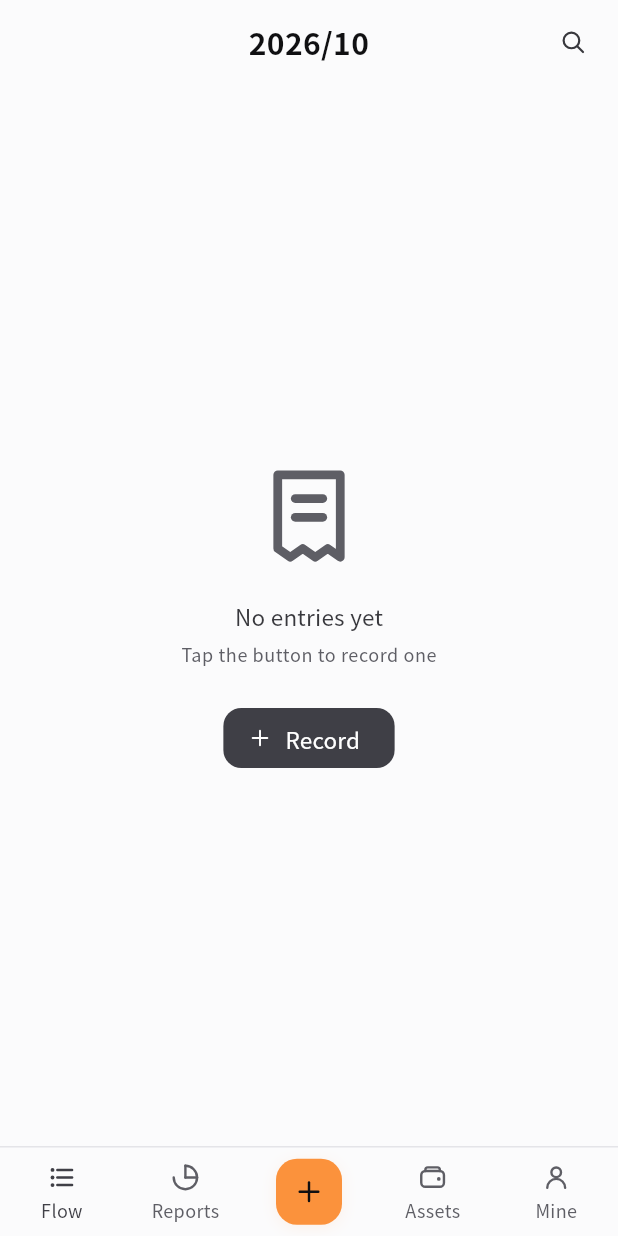
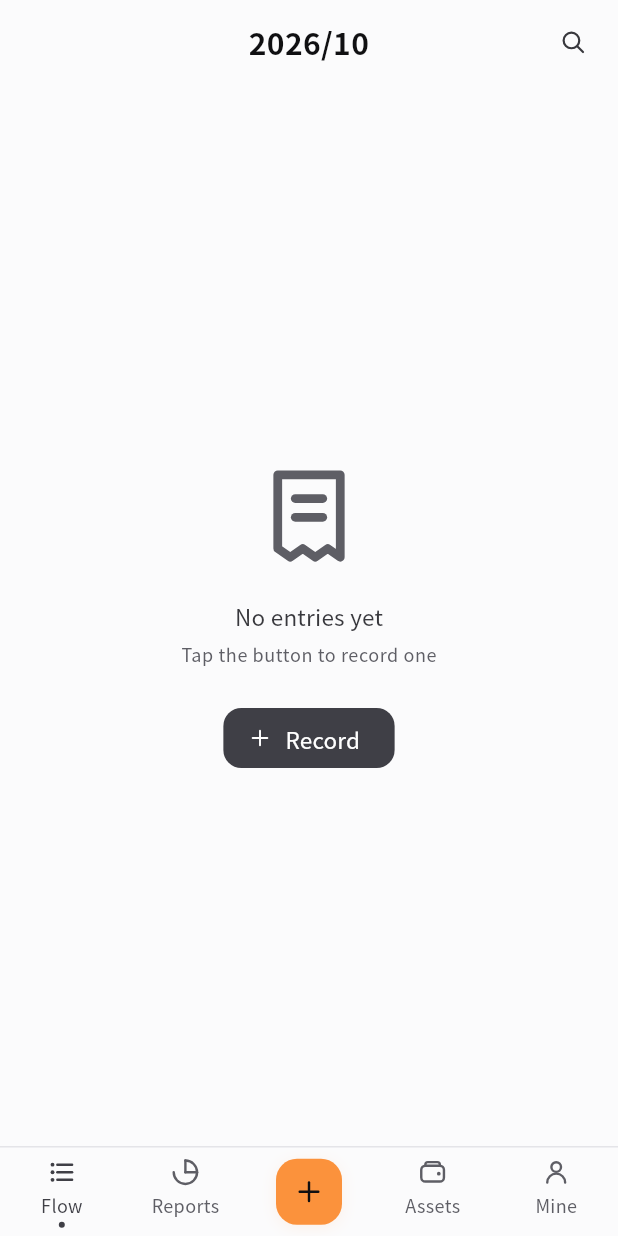
Before and after one commit to cvilia/plain, a Flutter app: the screen it shows after launch, after a tap on "Start tracking", on a phone screen of 412 x 824 dp. Run offline on Flutter 3.47's test engine with Material 3 defaults, Android fonts, the light colour scheme and no system bars; our stand-ins replace audioplayers, fl_chart, flutter_riverpod, flutter_secure_storage, flutter_svg, go_router and 4 more; missing offline and left inert: sqlite3; accounts and stored records are empty; Roboto replaces fonts that are missing (MiSans); statements that could not run were skipped.

Commit message:
fix(ui): 六处走查问题 — 闭包插值/顶栏重叠/桑基贴边/空态入口/版本号/导航选中态
1. 交叉分析表头直接插值 rowDim.label 闭包 → 界面打出 Closure 文本；补 label(s)
2. PlainTopBar 文字动作按 64 估宽，「已对账至 10-19」实测 ~105 → 居中标题
   压在状态文字上。改为 TextPainter 实测文字/标题宽度，放不下退回
   非居中布局；居中模式的标题收窄也改用实测侧边宽度
3. 桑基图左右节点柱按画布 0/width 定位贴面板边框 → 图表容器补水平 16
4. 报表空态「记一笔」跳流水 tab → 直接 push /entry
5. 更多设置版本号硬编码 V1.0.0 → package_info_plus 实时读 V2.0.0 (5)
6. 素白主题炭黑主色下导航选中/未选中色差太小 → 选中项加 4px 圆点指示器

```diff
--- a/lib/design_system/plain_ui.dart
+++ b/lib/design_system/plain_ui.dart
@@ -1,6 +1,8 @@
 /// Quiet Ledger shared UI primitives.
 /// See redesign-v3/05-COMPONENT-SPECS.md — panel / row / eyebrow / type-tab / switch.
 library;
+
+import 'dart:math' as math;
 
 import 'package:flutter/material.dart';
 import 'package:flutter/services.dart';
@@ -538,14 +540,47 @@ class PlainTopBar extends StatelessWidget implements PreferredSizeWidget {
   /// 标题至少要有这么宽才值得居中；再窄就不如退回老布局（否则标题被压成一条缝）。
   static const double _minCenteredTitleWidth = 48;
 
-  /// 右侧动作区宽度估算：[PlainTopBarAction] 是 44，其余（页面自绘文字按钮）按 64 估。
+  /// 右侧动作区宽度估算：[PlainTopBarAction] 是 44，文字动作用 TextPainter 实测
+  /// （以前一律按 64 估，「已对账至 10-19」这类状态文本实际 ~105 → 估窄了，
+  /// 误判成放得下居中标题 → Stack 居中模式标题压在状态文字上）。
   double get _estimatedActionsWidth {
     if (actions.isEmpty) return 44;
     var w = 0.0;
     for (final a in actions) {
-      w += a is PlainTopBarAction ? 44 : 64;
+      if (a is PlainTopBarAction) {
+        w += 44;
+      } else if (a is Text) {
+        w += _measureTextWidth(a) + 4;
+      } else {
+        w += 64;
+      }
     }
     return w + 2 * (actions.length - 1); // 动作之间的 spacing
+  }
+
+  /// 单行实测一段文字的宽度（含内边距）。
+  static double _measureTextWidth(Text text) {
+    final span = text.textSpan ?? TextSpan(text: text.data ?? '');
+    if (span.toPlainText().trim().isEmpty) return 0;
+    final tp = TextPainter(
+      text: span,
+      textDirection: TextDirection.ltr,
+      maxLines: 1,
+    )..layout();
+    return tp.width + (text.style?.fontSize ?? 0) * 0.1;
+  }
+
+  /// 标题单行实测宽度（fontSize 20 / w600，与 [_title] 一致）。
+  static double _measureTitleWidth(String title) {
+    if (title.isEmpty) return 0;
+    final tp = TextPainter(
+      text: TextSpan(
+          text: title,
+          style: const TextStyle(fontSize: 20, fontWeight: FontWeight.w600)),
+      textDirection: TextDirection.ltr,
+      maxLines: 1,
+    )..layout();
+    return tp.width + 8; // `.topbar h1{padding:0 4px}` 左右各 4
   }
 
   @override
@@ -575,8 +610,11 @@ class PlainTopBar extends StatelessWidget implements PreferredSizeWidget {
             final sideReserve = _estimatedActionsWidth > 44
                 ? _estimatedActionsWidth
                 : 44.0;
+            // 居中还要求**标题本身**放得下：标题比剩余空间宽就退回老布局
+            // （老布局里标题吃剩余空间、动作区按真实宽度排，两边都不重叠）。
             final centered = centerTitle &&
-                c.maxWidth - 2 * sideReserve >= _minCenteredTitleWidth;
+                c.maxWidth - 2 * sideReserve >=
+                    math.max(_measureTitleWidth(title), _minCenteredTitleWidth);
             if (!centered) {
               return Row(
                 spacing: 4,
@@ -603,10 +641,12 @@ class PlainTopBar extends StatelessWidget implements PreferredSizeWidget {
                     _actionsSlot(),
                   ],
                 ),
-                // 绝对居中；标题框按估算的侧边宽度收窄，长标题先省略号截断
+                // 绝对居中；标题框按实测的侧边宽度收窄（动作里有文字时
+                // 固定 56 不够 —— 见 [_estimatedActionsWidth]），长标题先省略号截断
                 Padding(
-                  padding: const EdgeInsets.symmetric(
-                      horizontal: _centerTitleSideInset),
+                  padding: EdgeInsets.symmetric(
+                      horizontal:
+                          math.max(_centerTitleSideInset, sideReserve)),
                   child: _title(context),
                 ),
               ],
--- a/lib/features/ledger/presentation/home_shell.dart
+++ b/lib/features/ledger/presentation/home_shell.dart
@@ -203,6 +203,10 @@ class _NavItem extends StatelessWidget {
     // `.navitem{color:var(--muted)}` / `.navitem.on{color:var(--primary-ink)}`。
     // ⚠️ 选中色是 `primary-ink`（在主色底上可读的那一档），不是 `primary` 本体 ——
     // 用 `primary` 在浅主题下对比度不够，深主题下又会糊在底上。
+    //
+    // ⚠️ 但素白这类「炭黑主色」主题里，primaryInk(#27272A) 与 inkTertiary(灰)
+    // 色差太小，光靠文字颜色看不出选中了谁 —— 补一枚 4px 圆点指示器（所有主题
+    // 通用，仍用 primaryInk，不加新色）。
     final fg = selected ? colors.primaryInk : colors.inkTertiary;
     return Expanded(
       child: InkWell(
@@ -224,6 +228,19 @@ class _NavItem extends StatelessWidget {
                 fontWeight: FontWeight.w500,
                 color: fg,
               ),
+            ),
+            // 选中指示点：未选中时用同尺寸占位，避免选中/切换时整列跳动。
+            SizedBox(
+              width: 4,
+              height: 4,
+              child: selected
+                  ? DecoratedBox(
+                      decoration: BoxDecoration(
+                        color: colors.primaryInk,
+                        shape: BoxShape.circle,
+                      ),
+                    )
+                  : null,
             ),
           ],
         ),
--- a/lib/features/reports/cross_analysis_page.dart
+++ b/lib/features/reports/cross_analysis_page.dart
@@ -554,7 +554,9 @@ class _Matrix extends StatelessWidget {
           Row(children: [
             SizedBox(
               width: _rowLabelWidth,
-              child: Text('${table.rowDim.label} \\ ${table.colDim.label}',
+              // ⚠️ `label` 是 `(AppStrings) => String` 方法，必须传 `s` 调用；
+              // 直接插值得到的是闭包，界面会打出 "Closure: (AppStrings) => String"。
+              child: Text('${table.rowDim.label(s)} \\ ${table.colDim.label(s)}',
                   style: TextStyle(
                       fontSize: 12,
                       fontWeight: FontWeight.w600,
--- a/lib/features/reports/reports_page.dart
+++ b/lib/features/reports/reports_page.dart
@@ -385,7 +385,8 @@ class _ReportsPageState extends ConsumerState<ReportsPage> {
                 icon: PlainIconData.chartPie,
                 title: s.noRecords,
                 action: FilledButton.icon(
-                  onPressed: () => context.go(Routes.home),
+                  // 直接进「记一笔」，别跳去流水页多一步
+                  onPressed: () => context.push(Routes.entry),
                   icon: const PlainIcon(PlainIconData.plus),
                   label: Text(s.recordEntry),
                 ),
--- a/lib/features/reports/sankey_page.dart
+++ b/lib/features/reports/sankey_page.dart
@@ -204,8 +204,11 @@ class _SankeyPageState extends ConsumerState<SankeyPage> {
                   if (!_graph.isEmpty) ...[
                     PlainEyebrow(s.sankeyFlowEyebrow),
                     PlainPanel(children: [
+                      // 水平 16：左源/右汇节点柱是按画布 0 / width-14 定位的，
+                      // 不给内边距会贴面板边框（左竖线贴左边、支出红柱贴右边）。
                       Padding(
-                        padding: const EdgeInsets.symmetric(vertical: Spacing.md),
+                        padding: const EdgeInsets.fromLTRB(
+                            Spacing.lg, Spacing.md, Spacing.lg, Spacing.md),
                         child: SizedBox(
                           height: 260,
                           child: _SankeyChart(
--- a/pubspec.yaml
+++ b/pubspec.yaml
@@ -34,6 +34,7 @@ dependencies:
 
   cupertino_icons: ^2.0.0
   flutter_svg: ^2.3.0
+  package_info_plus: ^9.0.1
 
 dev_dependencies:
   flutter_test:
```
Also changed, not shown: lib/features/settings/more_settings_page.dart (+20 -1 lines), pubspec.lock, 1 other file.
